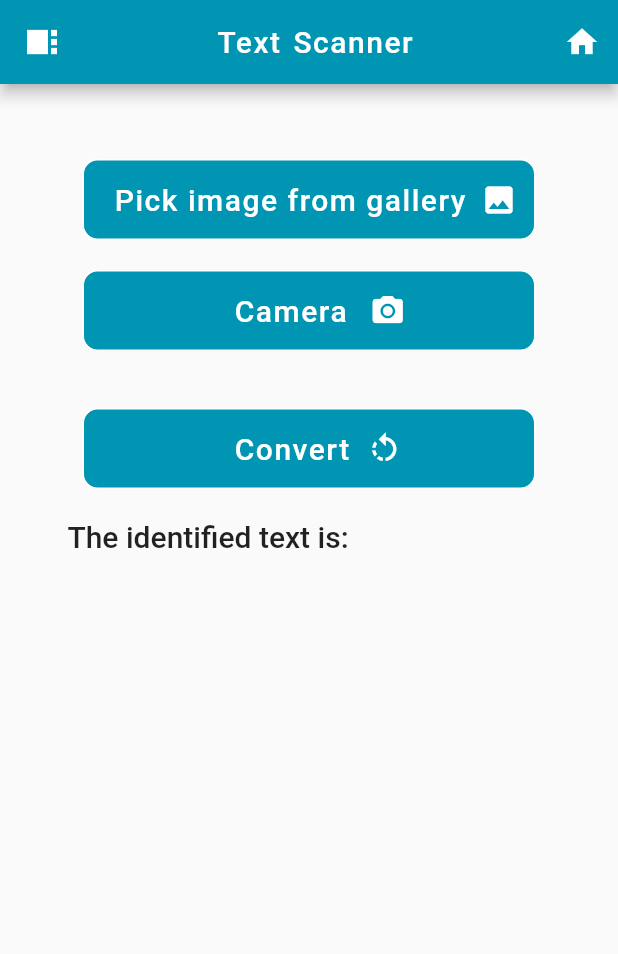
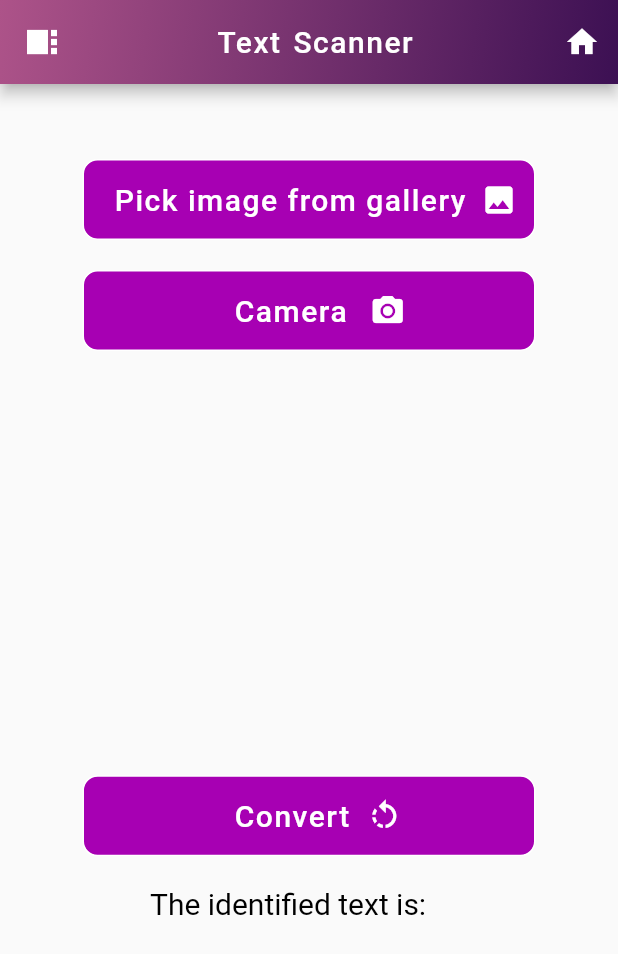
Before and after one commit to Trippycommand/sem6, a Flutter app: the screen it shows after launch, after a tap on "Start Scanning", on a phone screen of 412 x 824 dp. Shown: the top 954 px of the screen. Run offline on Flutter 3.47's test engine with Material 2 defaults, Android fonts, the phone set to English and light mode, and no system bars; our stand-ins replace image_picker.

Commit message:
fianl commit

```diff
--- a/lib/camera2.dart
+++ b/lib/camera2.dart
@@ -1,3 +1,5 @@
+import 'dart:math';
+
 import 'package:flutter/material.dart';
 import 'package:flutter_application_mpsem6/homepage.dart';
 import 'dart:io';
@@ -48,8 +50,8 @@ class _camera2State extends State<camera2> {
                   begin: Alignment.topLeft,
                   end: Alignment.bottomRight,
                   colors: [
-                Color.fromARGB(255, 0, 149, 179),
-                Color.fromARGB(255, 0, 149, 179)
+                Color(0xffad5389),
+                Color(0xff3c1053),
               ])),
         ),
         leading: Icon(
@@ -87,8 +89,8 @@ class _camera2State extends State<camera2> {
                   decoration: BoxDecoration(
                     border: Border.all(width: 1, color: Colors.white),
                     gradient: LinearGradient(colors: const [
-                      Color.fromARGB(255, 0, 149, 179),
-                      Color.fromARGB(255, 0, 149, 179)
+                      Color.fromARGB(255, 167, 0, 179),
+                      Color.fromARGB(255, 167, 0, 179),
                     ], begin: Alignment.bottomLeft, end: Alignment.topRight),
                     borderRadius: BorderRadius.circular(10),
                   ),
@@ -125,8 +127,8 @@ class _camera2State extends State<camera2> {
                   decoration: BoxDecoration(
                     border: Border.all(width: 1, color: Colors.white),
                     gradient: LinearGradient(colors: const [
-                      Color.fromARGB(255, 0, 149, 179),
-                      Color.fromARGB(255, 0, 149, 179)
+                      Color.fromARGB(255, 167, 0, 179),
+                      Color.fromARGB(255, 167, 0, 179),
                     ], begin: Alignment.bottomLeft, end: Alignment.topRight),
                     borderRadius: BorderRadius.circular(10),
                   ),
@@ -151,9 +153,16 @@ class _camera2State extends State<camera2> {
                 ),
               ),
             ),
-            image != null
-                ? Image.file(image!, width: 300, height: 320, fit: BoxFit.fill)
-                : Container(),
+            Padding(
+              padding: const EdgeInsets.all(15.0),
+              child: AspectRatio(
+                aspectRatio: 16 / 9,
+                child: image != null
+                    ? Image.file(image!,
+                        width: 300, height: 320, fit: BoxFit.fill)
+                    : Container(),
+              ),
+            ),
             Container(
               padding: EdgeInsets.only(top: 18),
               child: ElevatedButton(
@@ -166,8 +175,8 @@ class _camera2State extends State<camera2> {
                   decoration: BoxDecoration(
                     border: Border.all(width: 1, color: Colors.white),
                     gradient: LinearGradient(colors: const [
-                      Color.fromARGB(255, 0, 149, 179),
-                      Color.fromARGB(255, 0, 149, 179)
+                      Color.fromARGB(255, 167, 0, 179),
+                      Color.fromARGB(255, 167, 0, 179),
                     ], begin: Alignment.bottomLeft, end: Alignment.topRight),
                     borderRadius: BorderRadius.circular(10),
                   ),
@@ -192,28 +201,33 @@ class _camera2State extends State<camera2> {
                 ),
               ),
             ),
-            Container(
+            Center(
               child: Container(
+                padding: EdgeInsets.only(left: 100, top: 20),
                 child: Row(children: [
                   FutureBuilder(
                       future: convert(),
                       builder: ((context, snapshot) {
-                        return Center(
-                          child: Container(
-                              padding: EdgeInsets.only(
-                                top: 20,
-                                left: 45,
+                        return RichText(
+                            text: TextSpan(
+                          style: TextStyle(
+                            fontSize: 20,
+                            color: Colors.black,
+                          ),
+                          children: <TextSpan>[
+                            TextSpan(text: 'The identified text is:\n'),
+                            TextSpan(
+                              text: scannedText,
+                              style: TextStyle(
+                                fontWeight: FontWeight.bold,
                               ),
-                              child: Text(
-                                'The identified text is: $scannedText',
-                                style: TextStyle(
-                                    fontSize: 20, fontWeight: FontWeight.w500),
-                              )),
-                        );
+                            ),
+                          ],
+                        ));
                       }))
                 ]),
               ),
-            )
+            ),
           ]),
         ),
       ),
--- a/lib/homepage.dart
+++ b/lib/homepage.dart
@@ -102,8 +102,8 @@ class _homepageState extends State<homepage> {
                   begin: Alignment.topLeft,
                   end: Alignment.bottomRight,
                   colors: [
-                Color.fromARGB(255, 0, 149, 179),
-                Color.fromARGB(255, 0, 149, 179)
+                Color(0xffad5389),
+                Color(0xff3c1053),
               ])),
         ),
         leading: IconButton(
@@ -132,11 +132,28 @@ class _homepageState extends State<homepage> {
       body: SingleChildScrollView(
         child: Column(
           children: [
-            Container(
-              child: Image.asset('assets/logo.jpeg'),
+            Padding(
+              padding: const EdgeInsets.only(top: 40, left: 20, right: 30),
+              child: Material(
+                elevation: 5,
+                shape: CircleBorder(),
+                shadowColor: Color(0xffad5389),
+                clipBehavior: Clip.antiAlias,
+                child: ClipOval(
+                  child: Container(
+                    height: 300,
+                    child: Image.asset(
+                      'assets/icon3.png',
+                      height: 300,
+                      width: 300,
+                      fit: BoxFit.fill,
+                    ),
+                  ),
+                ),
+              ),
             ),
             Container(
-              padding: EdgeInsets.only(top: 150, bottom: 0, left: 20),
+              padding: EdgeInsets.only(top: 80, bottom: 0, left: 30, right: 30),
               child: ElevatedButton(
                 style: ElevatedButton.styleFrom(
                     primary: Color.fromARGB(0, 255, 255, 255),
@@ -153,8 +170,8 @@ class _homepageState extends State<homepage> {
                   decoration: BoxDecoration(
                     border: Border.all(width: 1, color: Colors.white),
                     gradient: LinearGradient(colors: const [
-                      Color.fromARGB(255, 0, 149, 179),
-                      Color.fromARGB(255, 0, 149, 179)
+                      Color.fromARGB(255, 167, 0, 179),
+                      Color.fromARGB(255, 167, 0, 179),
                     ], begin: Alignment.bottomLeft, end: Alignment.topRight),
                     borderRadius: BorderRadius.circular(10),
                   ),
@@ -192,8 +209,8 @@ class _homepageState extends State<homepage> {
                 begin: Alignment.topLeft,
                 end: Alignment.bottomRight,
                 colors: [
-                  Color.fromARGB(255, 0, 149, 179),
-                  Color.fromARGB(255, 0, 149, 179)
+                  Color(0xffad5389),
+                  Color(0xff3c1053),
                 ],
               ),
             ),
```
Also changed, not shown: assets/icon3.png (added).
